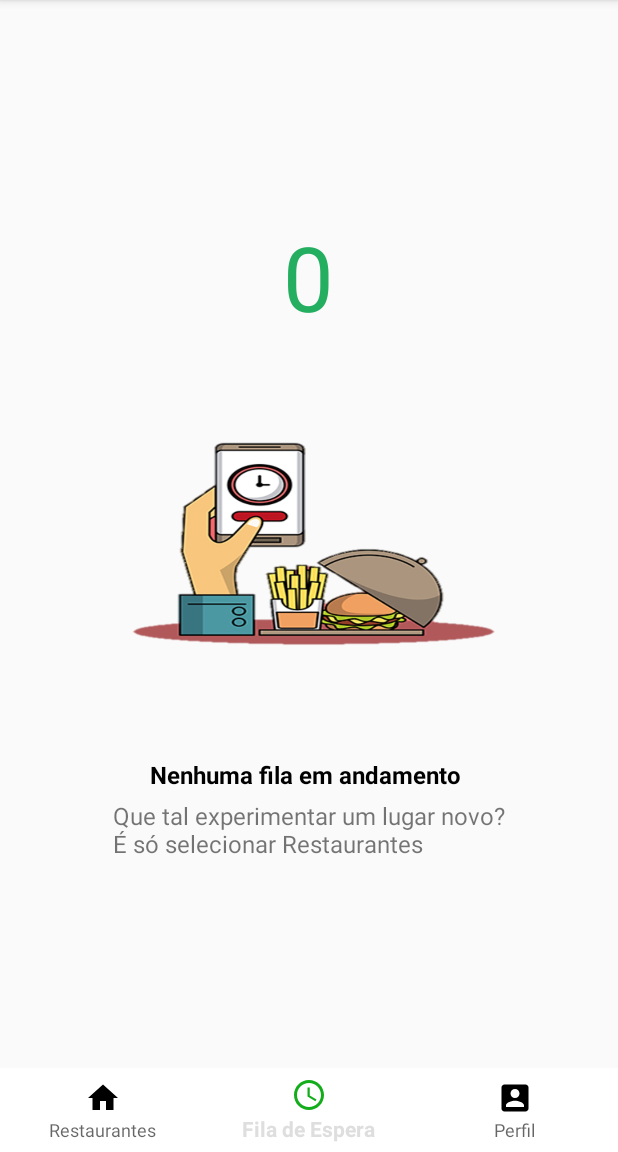
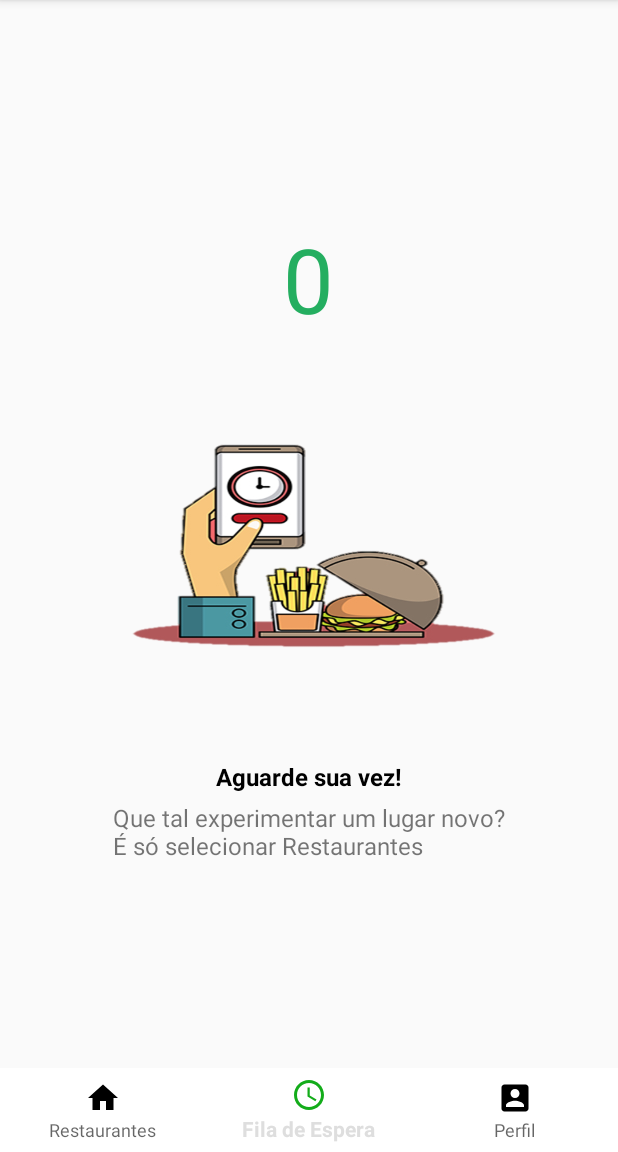
Before and after one commit to FranciscoSViana/QueueupSemestreFinalKotlin, an Android app: the UserHomePageActivity screen opened directly, with no data from a screen before it, item 2 of the bottom bar chosen, on a phone screen of 412 x 824 dp, the part 84-1236 px from its top. Run offline under Robolectric (Android 15) with nearby library versions, the phone set to English and light mode, and no system bars; 1 statement that could not run was skipped.

Commit message:
back atualizado

```diff
--- a/QueueUp/app/src/main/java/com/example/queueup/service/repository/remote/RetrofitClient.kt
+++ b/QueueUp/app/src/main/java/com/example/queueup/service/repository/remote/RetrofitClient.kt
@@ -9,7 +9,7 @@ class RetrofitClient private constructor() {
     companion object {
 
         private lateinit var retrofit: Retrofit
-        private val baseUrl = "http://192.168.0.109/"
+        private val baseUrl = "http://192.168.15.30/"
 
         private fun getRetrofitInstance(): Retrofit {
             val httpClient = OkHttpClient.Builder()
--- a/QueueUp/app/src/main/java/com/example/queueup/view/QueueTimeActivity.kt
+++ b/QueueUp/app/src/main/java/com/example/queueup/view/QueueTimeActivity.kt
@@ -31,8 +31,9 @@ class QueueTimeActivity : AppCompatActivity() {
        // val user = mShared.get(TaskConstants.SHARED.ID_CLIENTE)
 
         //val idRest = intent.extras!!.get("idRest")
-        val posicaoFila = intent.extras!!.getInt("posicaoFila")
+        var posicaoFila = intent.extras!!.getInt("posicaoFila")
         posicao_fila.text = posicaoFila.toString()
+
 
 
       //  posicao_fila.text = mViewModel.atualizaPosicao("${idRest}", user).toString()
--- a/QueueUp/app/src/main/java/com/example/queueup/view/UserHomePageActivity.kt
+++ b/QueueUp/app/src/main/java/com/example/queueup/view/UserHomePageActivity.kt
@@ -12,10 +12,8 @@ import androidx.recyclerview.widget.RecyclerView
 import com.example.queueup.R
 import com.example.queueup.adapters.AlphaAdapters
 import com.example.queueup.service.model.RestaurantHeaderModel
-import com.example.queueup.viewmodel.AlphaChar
-import com.example.queueup.viewmodel.RegisterRestaurantViewModel
-import com.example.queueup.viewmodel.SearchRestaurantViewModel
-import com.example.queueup.viewmodel.UserHomePageViewModel
+import com.example.queueup.service.repository.local.SecurityPreferences
+import com.example.queueup.viewmodel.*
 import com.google.android.material.bottomnavigation.BottomNavigationView
 import kotlinx.android.synthetic.main.activity_user_home_page.*
 
@@ -26,6 +24,8 @@ class UserHomePageActivity : AppCompatActivity(), View.OnClickListener {
     private var alphaAdapters: AlphaAdapters? = null
 
     private lateinit var mViewModel: UserHomePageViewModel
+    private lateinit var viewModel: FilaViewModel
+    private lateinit var mShared: SecurityPreferences
 
 
     override fun onCreate(savedInstanceState: Bundle?) {
@@ -39,6 +39,8 @@ class UserHomePageActivity : AppCompatActivity(), View.OnClickListener {
         bottomNavigationView.setOnNavigationItemSelectedListener{
             when (it.itemId){
                 R.id.navigationFila -> {
+
+                    //val posicaoFila = intent.extras!!.getInt("posicaoFila")
                     val intent = Intent(this, QueueTimeActivity::class.java)
                     startActivity(intent)
                     true
--- a/QueueUp/app/src/main/res/layout/activity_fila_info.xml
+++ b/QueueUp/app/src/main/res/layout/activity_fila_info.xml
@@ -54,7 +54,7 @@
         android:layout_height="wrap_content"
         android:textSize="16sp"
         android:textColor="#000000"
-        android:text="Tempo de espera estimado"
+        android:text="Pessoas na fila"
         android:textAlignment="center"/>
     <TextView
         android:layout_marginTop="10dp"
@@ -63,7 +63,7 @@
         android:layout_width="match_parent"
         android:layout_height="0dp"
         android:textSize="17sp"
-        android:text="17 Minutos"
+        android:text=""
         android:textColor="#000000"
         android:textStyle="bold"
         android:textAlignment="center"/>
--- a/QueueUp/app/src/main/res/layout/activity_queue_time.xml
+++ b/QueueUp/app/src/main/res/layout/activity_queue_time.xml
@@ -20,7 +20,7 @@
     app:layout_constraintTop_toBottomOf="@+id/toolbar">
 
     <TextView
-        android:layout_marginTop="5dp"
+        android:layout_marginTop="8dp"
         android:layout_width="wrap_content"
         android:layout_height="wrap_content"
         android:id="@+id/posicao_fila"
@@ -41,7 +41,7 @@
         android:id="@+id/tv_textofila"
         android:layout_width="wrap_content"
         android:layout_height="wrap_content"
-        android:text="Nenhuma fila em andamento "
+        android:text="Aguarde sua vez!"
         android:textStyle="bold"
         android:textColor="#000000"
         android:layout_gravity="center_horizontal"
--- a/QueueUp/app/src/main/res/layout/activity_user_home_page.xml
+++ b/QueueUp/app/src/main/res/layout/activity_user_home_page.xml
@@ -60,8 +60,8 @@
             android:layout_width="match_parent"
             android:layout_height="wrap_content"
             android:background="@color/colorPrimaryToolbar"
-            app:menu="@menu/bottom_navigation"
-            app:itemIconTint="@drawable/selector"/>
+            app:itemIconTint="@drawable/selector"
+            app:menu="@menu/bottom_navigation" />
     </LinearLayout>
 
 
```
Also changed, not shown: QueueUp/app/src/main/java/com/example/queueup/view/LoginActivity.kt (+5 -5 lines).
